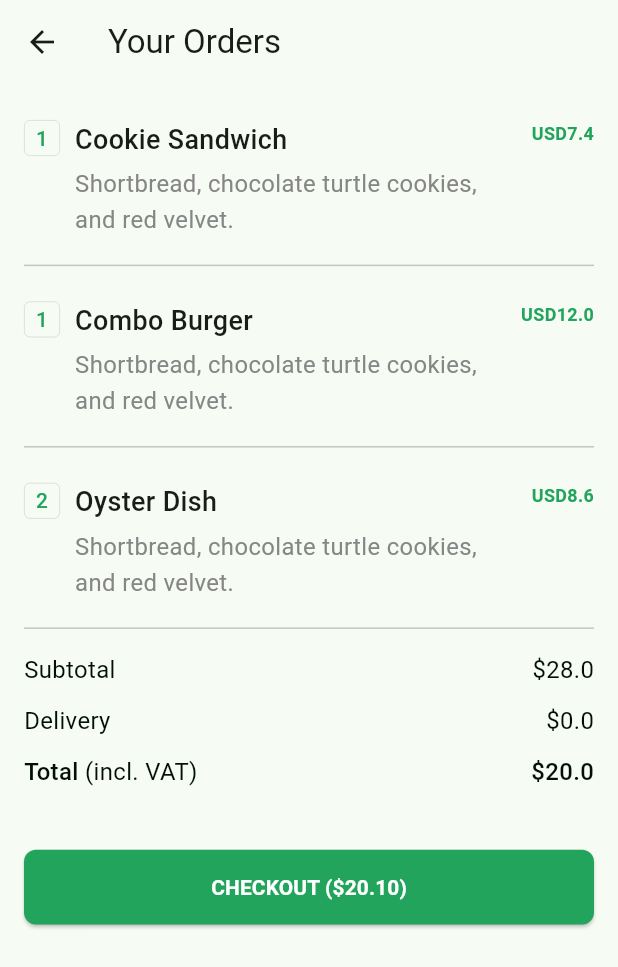
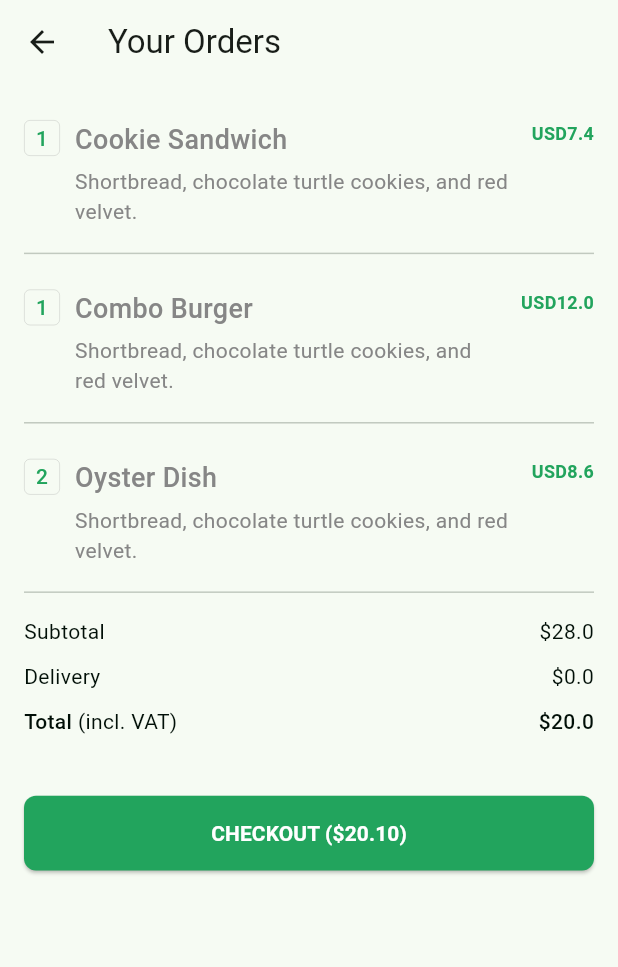
Before and after one commit to abuanwar072/foodly_ui, a Flutter app: the OrderDetailsScreen screen opened directly, on a phone screen of 412 x 824 dp. Shown: the top 967 px of the screen. Run offline on Flutter 3.47's test engine with Material 2 defaults, Android fonts, the phone set to English and light mode, and no system bars; our stand-ins replace country_code_picker, flutter_svg, form_field_validator.

Commit message:
Texttheme update

```diff
--- a/lib/components/cards/iteam_card.dart
+++ b/lib/components/cards/iteam_card.dart
@@ -59,7 +59,7 @@
                     ),
                     Text(
                       description!,
-                      style: kBodyTextStyle,
+                      style: Theme.of(context).textTheme.bodyMedium,
                       maxLines: 2,
                       overflow: TextOverflow.ellipsis,
                     ),
--- a/lib/components/cards/medium/restaurant_info_medium_card.dart
+++ b/lib/components/cards/medium/restaurant_info_medium_card.dart
@@ -47,7 +47,7 @@
             Text(
               location!,
               maxLines: 1,
-              style: kBodyTextStyle,
+              style: Theme.of(context).textTheme.bodyMedium,
             ),
             const VerticalSpacing(of: 10),
             Row(
--- a/lib/components/price_range_and_food_type.dart
+++ b/lib/components/price_range_and_food_type.dart
@@ -17,13 +17,14 @@
   Widget build(BuildContext context) {
     return Row(
       children: [
-        Text(priceRange, style: kBodyTextStyle),
+        Text(priceRange, style: Theme.of(context).textTheme.bodyMedium),
         ...List.generate(
           foodType.length,
           (index) => Row(
             children: [
               buildSmallDot(),
-              Text(foodType[index], style: kBodyTextStyle),
+              Text(foodType[index],
+                  style: Theme.of(context).textTheme.bodyMedium),
             ],
           ),
         ),
--- a/lib/components/welcome_text.dart
+++ b/lib/components/welcome_text.dart
@@ -1,7 +1,5 @@
 import 'package:flutter/material.dart';
 import 'package:foodly_ui/constants.dart';
-
-import '../size_config.dart';
 
 class WelcomeText extends StatelessWidget {
   final String title, text;
@@ -16,10 +14,10 @@
         const SizedBox(height: defaultPadding),
         Text(
           title,
-          style: kH1TextStyle,
+          style: Theme.of(context).textTheme.headlineLarge,
         ),
         const SizedBox(height: defaultPadding / 2),
-        Text(text, style: kBodyTextStyle),
+        Text(text, style: Theme.of(context).textTheme.bodyMedium),
         const SizedBox(height: defaultPadding),
       ],
     );
--- a/lib/constants.dart
+++ b/lib/constants.dart
@@ -11,13 +11,6 @@
 
 const double defaultPadding = 16;
 const Duration kDefaultDuration = Duration(milliseconds: 250);
-
-// Text Styles
-final TextStyle kH1TextStyle = TextStyle(
-  fontSize: getProportionateScreenWidth(34),
-  fontWeight: FontWeight.w500,
-  letterSpacing: 0.22,
-);
 
 final TextStyle kH2TextStyle = TextStyle(
   fontSize: getProportionateScreenWidth(28),
@@ -40,12 +33,6 @@
   fontWeight: FontWeight.w500,
   color: titleColor,
   letterSpacing: 0.44,
-);
-
-final TextStyle kBodyTextStyle = TextStyle(
-  fontSize: getProportionateScreenWidth(16),
-  color: bodyTextColor,
-  height: 1.5,
 );
 
 final TextStyle kSecondaryBodyTextStyle = TextStyle(
--- a/lib/screens/addToOrder/components/info.dart
+++ b/lib/screens/addToOrder/components/info.dart
@@ -31,7 +31,7 @@
               const VerticalSpacing(of: 5),
               Text(
                 "Shortbread, chocolate turtle cookies, and red velvet. 8 ounces cream cheese, softened.",
-                style: kBodyTextStyle,
+                style: Theme.of(context).textTheme.bodyMedium,
               ),
               const VerticalSpacing(of: 10),
               const PriceRangeAndFoodtype(
--- a/lib/screens/addToOrder/components/rounded_checkedbox_list_tile.dart
+++ b/lib/screens/addToOrder/components/rounded_checkedbox_list_tile.dart
@@ -30,7 +30,7 @@
                 const HorizontalSpacing(of: 10),
                 Text(
                   text,
-                  style: kBodyTextStyle.copyWith(
+                  style: Theme.of(context).textTheme.bodyMedium?.copyWith(
                       color: titleColor.withOpacity(0.84), height: 1),
                 )
               ],
--- a/lib/screens/auth/components/sign_in_form.dart
+++ b/lib/screens/auth/components/sign_in_form.dart
@@ -2,7 +2,6 @@
 
 import '../../../components/bottom_nav_bar.dart';
 import '../../../constants.dart';
-import '../../../size_config.dart';
 import '../../../components/buttons/primary_button.dart';
 import '../../forgotPassword/forgot_password_screen.dart';
 
--- a/lib/screens/auth/sign_in_screen.dart
+++ b/lib/screens/auth/sign_in_screen.dart
@@ -29,8 +29,6 @@
                 text:
                     "Enter your Phone number or Email \naddress for sign in. Enjoy your food :)",
               ),
-
-              // SignInForm contains forget password
               const SignInForm(),
               const SizedBox(height: defaultPadding),
               kOrText,
--- a/lib/screens/details/components/featured_item_card.dart
+++ b/lib/screens/details/components/featured_item_card.dart
@@ -46,8 +46,10 @@
               const VerticalSpacing(of: 5),
               Text(
                 title,
-                style: kBodyTextStyle.copyWith(
-                    color: titleColor, fontWeight: FontWeight.w500),
+                style: Theme.of(context)
+                    .textTheme
+                    .bodyMedium
+                    ?.copyWith(color: titleColor, fontWeight: FontWeight.w500),
               ),
               const VerticalSpacing(of: 5),
               Row(
--- a/lib/screens/onboarding/components/onboard_content.dart
+++ b/lib/screens/onboarding/components/onboard_content.dart
@@ -32,7 +32,7 @@
         const VerticalSpacing(of: 8),
         Text(
           text!,
-          style: kBodyTextStyle,
+          style: Theme.of(context).textTheme.bodyMedium,
           textAlign: TextAlign.center,
         ),
       ],
--- a/lib/screens/orderDetails/components/body.dart
+++ b/lib/screens/orderDetails/components/body.dart
@@ -54,8 +54,7 @@
         Text.rich(
           TextSpan(
             text: "Total ",
-            style: kBodyTextStyle.copyWith(
-                color: titleColor, fontWeight: FontWeight.w500),
+            style: TextStyle(color: titleColor, fontWeight: FontWeight.w500),
             children: const [
               TextSpan(
                 text: "(incl. VAT)",
@@ -66,8 +65,7 @@
         ),
         Text(
           "\$$price",
-          style: kBodyTextStyle.copyWith(
-              color: titleColor, fontWeight: FontWeight.w500),
+          style: TextStyle(color: titleColor, fontWeight: FontWeight.w500),
         ),
       ],
     );
@@ -79,11 +77,11 @@
       children: [
         Text(
           text,
-          style: kBodyTextStyle.copyWith(color: titleColor),
+          style: TextStyle(color: titleColor),
         ),
         Text(
           "\$$price",
-          style: kBodyTextStyle.copyWith(color: titleColor),
+          style: TextStyle(color: titleColor),
         )
       ],
     );
--- a/lib/screens/orderDetails/components/order_item_card.dart
+++ b/lib/screens/orderDetails/components/order_item_card.dart
@@ -38,7 +38,7 @@
                   const VerticalSpacing(of: 5),
                   Text(
                     description!,
-                    style: kBodyTextStyle.copyWith(),
+                    style: Theme.of(context).textTheme.bodyMedium,
                     maxLines: 2,
                     overflow: TextOverflow.ellipsis,
                   )
--- a/lib/screens/profile/components/body.dart
+++ b/lib/screens/profile/components/body.dart
@@ -19,7 +19,7 @@
               Text("Account Settings", style: kH2TextStyle),
               Text(
                 "Update your settings like notifications, payments, profile edit etc.",
-                style: kBodyTextStyle,
+                style: Theme.of(context).textTheme.bodyMedium,
               ),
               const VerticalSpacing(of: 10),
               ProfileMenuCard(
--- a/lib/screens/signUp/components/body.dart
+++ b/lib/screens/signUp/components/body.dart
@@ -60,7 +60,7 @@
                 child: Text(
                   "By Signing up you agree to our Terms \nConditions & Privacy Policy.",
                   textAlign: TextAlign.center,
-                  style: kBodyTextStyle,
+                  style: Theme.of(context).textTheme.bodyMedium,
                 ),
               ),
               const VerticalSpacing(of: 15),
```
Also changed, not shown: lib/main.dart (+6 -1 lines), lib/theme.dart (+1 -13 lines).
